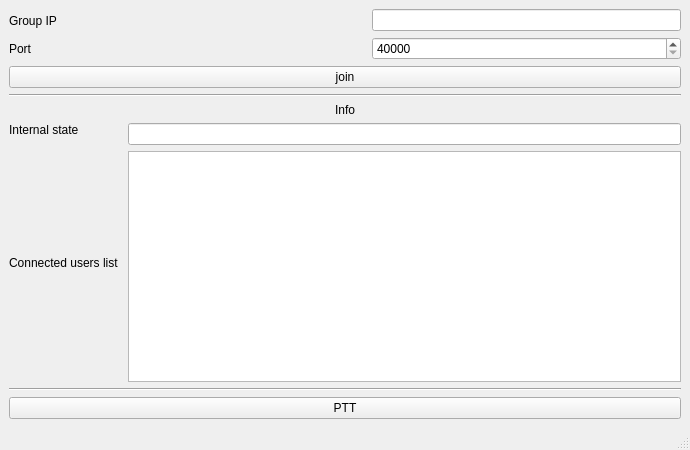
Above: audio_multicast/mainwindow.ui from fquad/AudioMulticast before the change. Below: the same form after it.
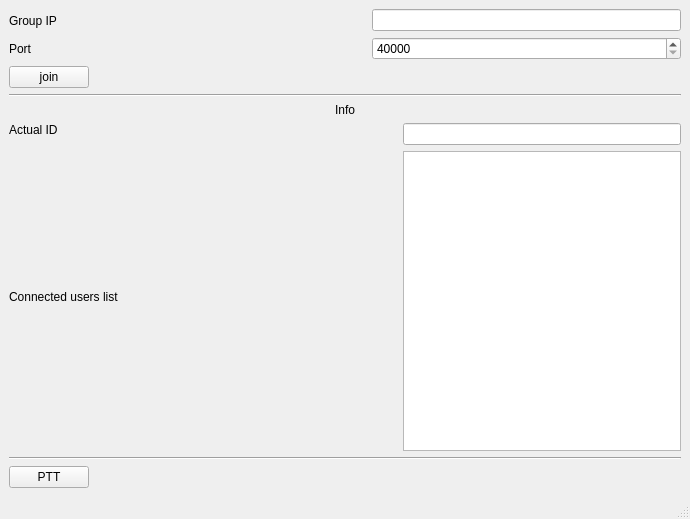
That is the form after the change.

Diff of the .ui file:
```diff
--- a/audio_multicast/mainwindow.ui
+++ b/audio_multicast/mainwindow.ui
@@ -7,7 +7,7 @@
     <x>0</x>
     <y>0</y>
     <width>690</width>
-    <height>450</height>
+    <height>519</height>
    </rect>
   </property>
   <property name="minimumSize">
@@ -80,11 +80,35 @@
      </layout>
     </item>
     <item>
-     <widget class="QPushButton" name="gui_join">
-      <property name="text">
-       <string>join</string>
-      </property>
-     </widget>
+     <layout class="QHBoxLayout" name="horizontalLayout_3">
+      <item>
+       <widget class="QPushButton" name="gui_join">
+        <property name="text">
+         <string>join</string>
+        </property>
+       </widget>
+      </item>
+      <item>
+       <widget class="QLabel" name="gui_in_group_indicator">
+        <property name="text">
+         <string>     </string>
+        </property>
+       </widget>
+      </item>
+      <item>
+       <spacer name="horizontalSpacer_2">
+        <property name="orientation">
+         <enum>Qt::Horizontal</enum>
+        </property>
+        <property name="sizeHint" stdset="0">
+         <size>
+          <width>40</width>
+          <height>20</height>
+         </size>
+        </property>
+       </spacer>
+      </item>
+     </layout>
     </item>
     <item>
      <widget class="Line" name="line_1">
@@ -113,7 +137,7 @@
            <bool>false</bool>
           </property>
           <property name="text">
-           <string>Internal state             </string>
+           <string>Actual ID      </string>
           </property>
           <property name="alignment">
            <set>Qt::AlignLeading|Qt::AlignLeft|Qt::AlignTop</set>
@@ -158,10 +182,44 @@
       <item>
        <layout class="QVBoxLayout" name="verticalLayout_5">
         <item>
-         <widget class="QLineEdit" name="gui_internal_state"/>
+         <layout class="QHBoxLayout" name="horizontal_layout_4">
+          <item>
+           <spacer name="horizontal_spacer_3">
+            <property name="orientation">
+             <enum>Qt::Horizontal</enum>
+            </property>
+            <property name="sizeHint" stdset="0">
+             <size>
+              <width>40</width>
+              <height>20</height>
+             </size>
+            </property>
+           </spacer>
+          </item>
+          <item>
+           <widget class="QLineEdit" name="gui_ID"/>
+          </item>
+         </layout>
         </item>
         <item>
-         <widget class="QListWidget" name="gui_connected_user"/>
+         <layout class="QHBoxLayout" name="horizontalLayout_2">
+          <item>
+           <spacer name="horizontalSpacer">
+            <property name="orientation">
+             <enum>Qt::Horizontal</enum>
+            </property>
+            <property name="sizeHint" stdset="0">
+             <size>
+              <width>40</width>
+              <height>20</height>
+             </size>
+            </property>
+           </spacer>
+          </item>
+          <item>
+           <widget class="QListWidget" name="gui_connected_user"/>
+          </item>
+         </layout>
         </item>
        </layout>
       </item>
@@ -175,11 +233,38 @@
      </widget>
     </item>
     <item>
-     <widget class="QPushButton" name="gui_PTT">
-      <property name="text">
-       <string>PTT</string>
-      </property>
-     </widget>
+     <layout class="QHBoxLayout" name="horizontalLayout">
+      <item>
+       <widget class="QPushButton" name="gui_PTT">
+        <property name="text">
+         <string>PTT</string>
+        </property>
+       </widget>
+      </item>
+      <item>
+       <widget class="QLabel" name="gui_sending_indicator">
+        <property name="styleSheet">
+         <string notr="true"/>
+        </property>
+        <property name="text">
+         <string>     </string>
+        </property>
+       </widget>
+      </item>
+      <item>
+       <spacer name="horizontal_spacer_4">
+        <property name="orientation">
+         <enum>Qt::Horizontal</enum>
+        </property>
+        <property name="sizeHint" stdset="0">
+         <size>
+          <width>40</width>
+          <height>20</height>
+         </size>
+        </property>
+       </spacer>
+      </item>
+     </layout>
     </item>
    </layout>
   </widget>
```
Left out of the diff: 6 changed lines with no effect on the pictures.
